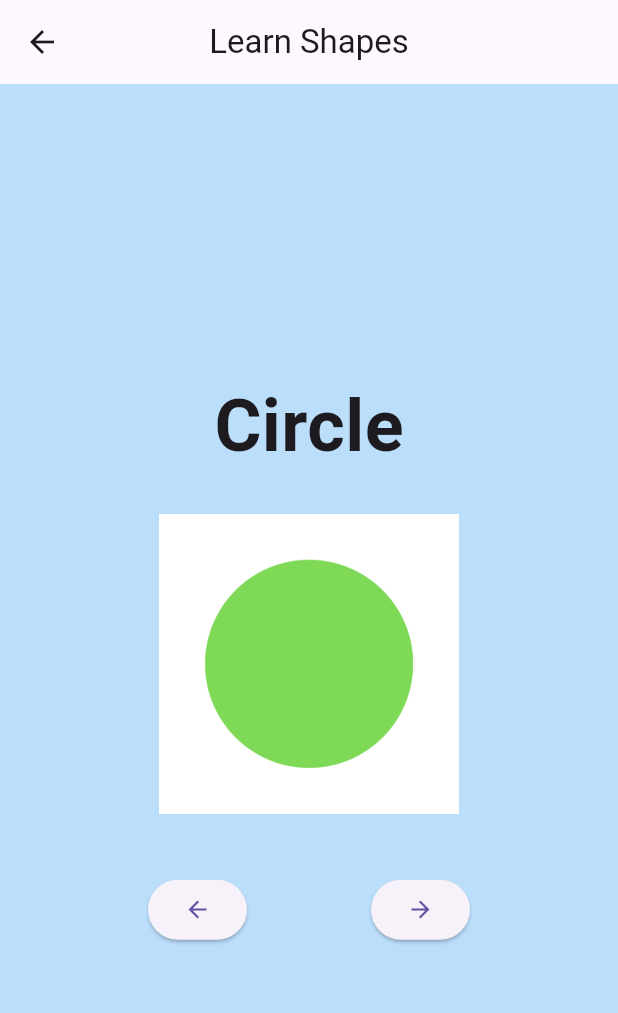
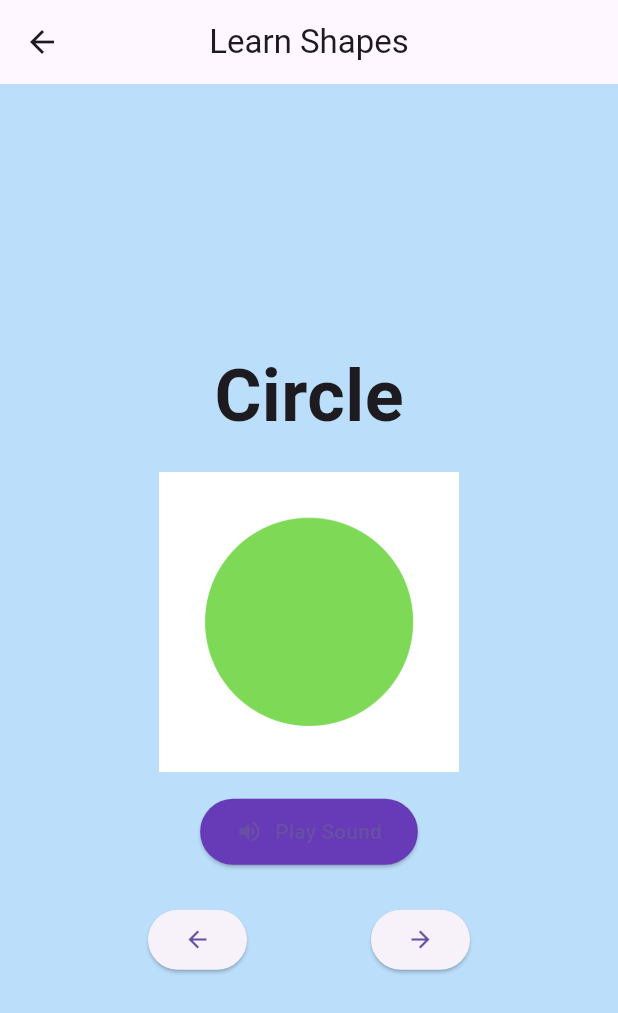
Before and after one commit to eph246/playlearn, a Flutter app: the ShapesPage screen opened directly, on a phone screen of 412 x 824 dp. Shown: the top 1013 px of the screen. Run offline on Flutter 3.47's test engine with Material 3 defaults, Android fonts, the phone set to English and light mode, and no system bars; our stand-ins replace audioplayers.

Commit message:
Update shapes_page.dart

```diff
--- a/lib/pages/shapes_page.dart
+++ b/lib/pages/shapes_page.dart
@@ -1,4 +1,5 @@
 import 'package:flutter/material.dart';
+import 'package:audioplayers/audioplayers.dart';
 
 class ShapesPage extends StatefulWidget {
   @override
@@ -7,15 +8,21 @@ class ShapesPage extends StatefulWidget {
 
 class _ShapesPageState extends State<ShapesPage> {
   int currentIndex = 0;
+  final AudioPlayer audioPlayer = AudioPlayer();
 
   final List<Map<String, String>> shapes = [
-    {'name': 'Circle', 'image': 'circle.png'},
-    {'name': 'Square', 'image': 'square.png'},
-    {'name': 'Triangle', 'image': 'triangle.png'},
-    {'name': 'Rectangle', 'image': 'rectangle.png'},
-    {'name': 'Star', 'image': 'star.png'},
-    {'name': 'Heart', 'image': 'heart.png'},
+    {'name': 'Circle', 'image': 'circle.png', 'sound': 'circle.mp3'},
+    {'name': 'Square', 'image': 'square.png', 'sound': 'square.mp3'},
+    {'name': 'Triangle', 'image': 'triangle.png', 'sound': 'triangle.mp3'},
+    {'name': 'Rectangle', 'image': 'rectangle.png', 'sound': 'rectangle.mp3'},
+    {'name': 'Star', 'image': 'star.png', 'sound': 'star.mp3'},
+    {'name': 'Heart', 'image': 'heart.png', 'sound': 'heart.mp3'},
   ];
+
+  void _playSound(String fileName) async {
+    await audioPlayer.stop();
+    await audioPlayer.play(AssetSource('sounds/shapes/$fileName'));
+  }
 
   void _nextShape() {
     if (currentIndex < shapes.length - 1) {
@@ -48,12 +55,22 @@ class _ShapesPageState extends State<ShapesPage> {
               currentShape['name']!,
               style: TextStyle(fontSize: 48, fontWeight: FontWeight.bold),
             ),
-            SizedBox(height: 24),
+            SizedBox(height: 16),
             Image.asset(
               'assets/images/shapes/${currentShape['image']}',
               height: 200,
             ),
-            SizedBox(height: 40),
+            SizedBox(height: 16),
+            ElevatedButton.icon(
+              icon: Icon(Icons.volume_up),
+              label: Text('Play Sound'),
+              onPressed: () => _playSound(currentShape['sound']!),
+              style: ElevatedButton.styleFrom(
+                backgroundColor: Colors.deepPurple,
+                padding: EdgeInsets.symmetric(horizontal: 24, vertical: 12),
+              ),
+            ),
+            SizedBox(height: 24),
             Row(
               mainAxisAlignment: MainAxisAlignment.spaceEvenly,
               children: [
```
